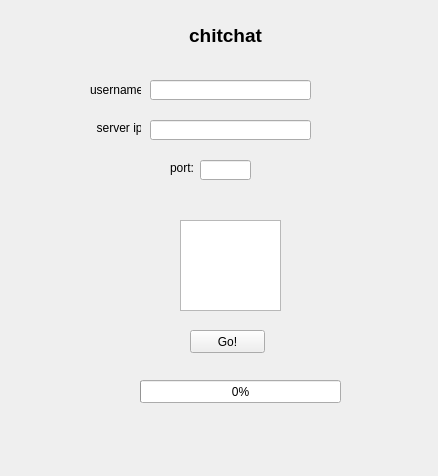
This is app/login.ui in syncopika/chitchat as Qt 5 draws it before an edit. The edited form follows.
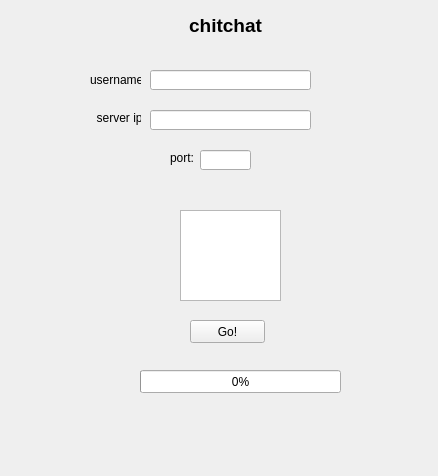
This is the edited form.

Diff of the .ui file:
```diff
--- a/app/login.ui
+++ b/app/login.ui
@@ -23,7 +23,7 @@
    <property name="geometry">
     <rect>
      <x>150</x>
-     <y>80</y>
+     <y>70</y>
      <width>161</width>
      <height>20</height>
     </rect>
@@ -36,7 +36,7 @@
    <property name="geometry">
     <rect>
      <x>90</x>
-     <y>80</y>
+     <y>70</y>
      <width>51</width>
      <height>20</height>
     </rect>
@@ -49,7 +49,7 @@
    <property name="geometry">
     <rect>
      <x>160</x>
-     <y>20</y>
+     <y>10</y>
      <width>131</width>
      <height>31</height>
     </rect>
@@ -62,7 +62,7 @@
    <property name="geometry">
     <rect>
      <x>90</x>
-     <y>120</y>
+     <y>110</y>
      <width>51</width>
      <height>16</height>
     </rect>
@@ -75,7 +75,7 @@
    <property name="geometry">
     <rect>
      <x>150</x>
-     <y>120</y>
+     <y>110</y>
      <width>161</width>
      <height>20</height>
     </rect>
@@ -88,7 +88,7 @@
    <property name="geometry">
     <rect>
      <x>190</x>
-     <y>330</y>
+     <y>320</y>
      <width>75</width>
      <height>23</height>
     </rect>
@@ -101,7 +101,7 @@
    <property name="geometry">
     <rect>
      <x>140</x>
-     <y>380</y>
+     <y>370</y>
      <width>201</width>
      <height>23</height>
     </rect>
@@ -114,7 +114,7 @@
    <property name="geometry">
     <rect>
      <x>200</x>
-     <y>160</y>
+     <y>150</y>
      <width>51</width>
      <height>20</height>
     </rect>
@@ -127,7 +127,7 @@
    <property name="geometry">
     <rect>
      <x>170</x>
-     <y>160</y>
+     <y>150</y>
      <width>31</width>
      <height>16</height>
     </rect>
@@ -140,7 +140,7 @@
    <property name="geometry">
     <rect>
      <x>180</x>
-     <y>220</y>
+     <y>210</y>
      <width>101</width>
      <height>91</height>
     </rect>
```
